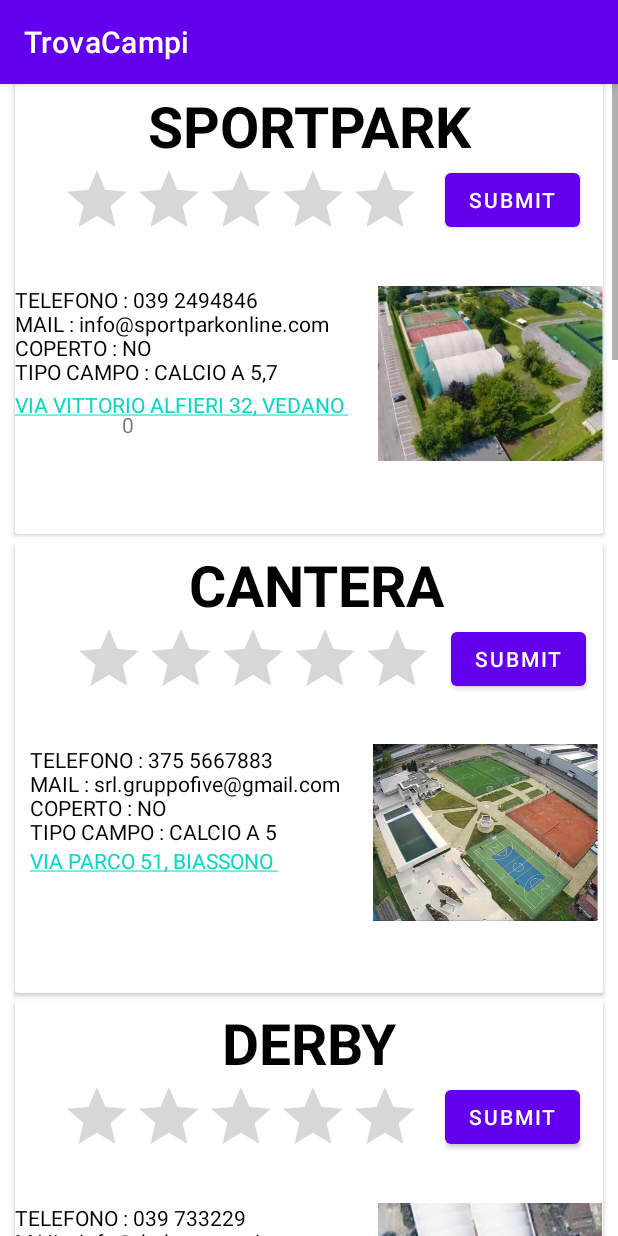
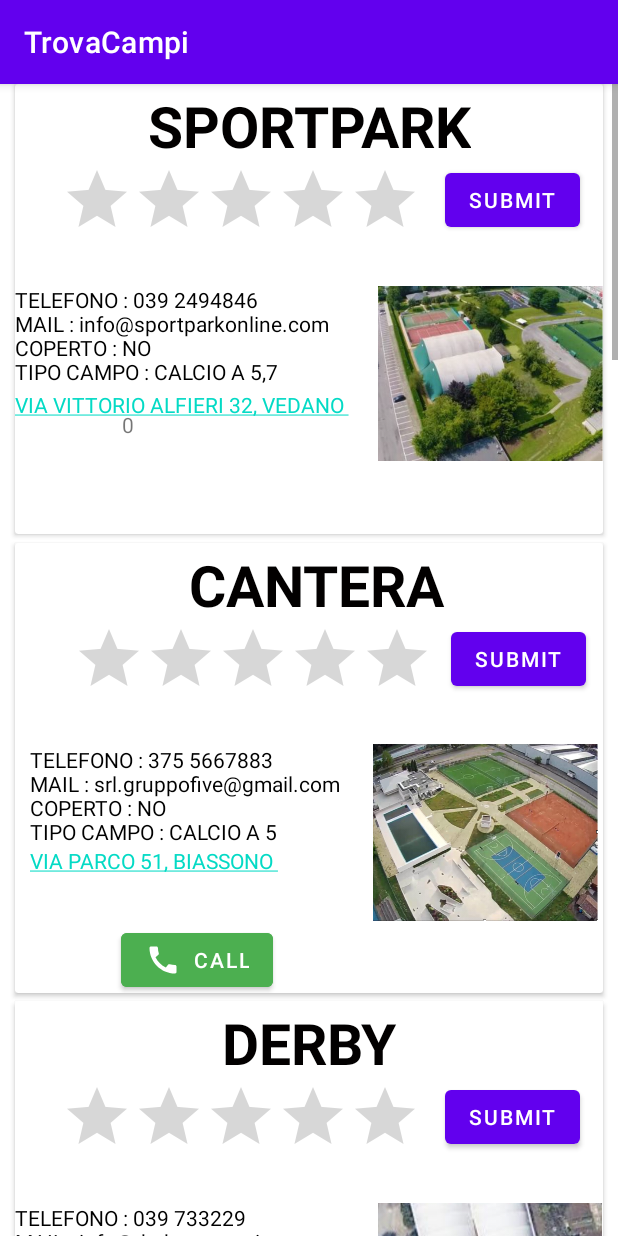
Before and after one commit to tsankaris/TrovaCampi, an Android app: the screen it shows after launch (Calcio_activity), after a tap on "NEXT", on a phone screen of 412 x 824 dp. Run offline under Robolectric (Android 15) with nearby library versions, the phone set to English and light mode, and no system bars.

Commit message:
button chiamata messaggi di errore in inglese controlli su email

```diff
--- a/app/src/main/AndroidManifest.xml
+++ b/app/src/main/AndroidManifest.xml
@@ -9,6 +9,7 @@
     <uses-permission android:name="android.permission.ACCESS_FINE_LOCATION" />
     <uses-permission android:name="android.permission.ACCESS_COARSE_LOCATION" />
     <uses-permission android:name="android.permission.INTERNET" />
+    <uses-permission android:name="android.permission.CALL_PHONE"/>
 
     <application
         android:allowBackup="true"
--- a/app/src/main/java/it/sal/disco/unimib/trovacampi/Calcio_activity.java
+++ b/app/src/main/java/it/sal/disco/unimib/trovacampi/Calcio_activity.java
@@ -93,7 +93,20 @@ public class Calcio_activity extends AppCompatActivity {
         TextView textView9 = (TextView) findViewById(R.id.textView17);
         textView9.setMovementMethod(LinkMovementMethod.getInstance());
         textView9.setText(Html.fromHtml("<a href=\"https://www.bing.com/local?lid=YN1354x5271279973866090072&id=YN1354x5271279973866090072&q=Societ%c3%a0+Sportiva+La+Dominante&name=Societ%c3%a0+Sportiva+La+Dominante&cp=45.60129928588867%7e9.263500213623047&ppois=45.60129928588867_9.263500213623047_Societ%c3%a0+Sportiva+La+Dominante\"> VIA A. RAMAZZOTTI 19, MONZA</a>"));
+
+        Button callB = (Button) findViewById(R.id.callButton);
+        callB.setOnClickListener(new View.OnClickListener(){
+            @Override
+            public void onClick(View v){
+                Intent intentB= new Intent(Intent.ACTION_DIAL);
+                intentB.setData(Uri.parse("tel:0123456789"));
+                startActivity(intentB);
+            }
+        });
+
     }
+
+
     public String mediaRating(){
         Double[] mediaValori = Rating.toArray(new Double[0]);
         Double media = 0.0;
--- a/app/src/main/java/it/sal/disco/unimib/trovacampi/login.java
+++ b/app/src/main/java/it/sal/disco/unimib/trovacampi/login.java
@@ -51,7 +51,9 @@ public class login extends AppCompatActivity {
 
                 if (TextUtils.isEmpty(email)) {
                     memail.setError("email is required");
-                    return;
+                }
+                else if(!android.util.Patterns.EMAIL_ADDRESS.matcher(memail.getText().toString()).matches()){
+                    memail.setError("please enter a valid email");
                 }
                 if (TextUtils.isEmpty(password)) {
                     mpassword.setError("password is required");
@@ -60,7 +62,7 @@ public class login extends AppCompatActivity {
 
 
                 if (password.length()<6) {
-                    mpassword.setError("la password deve contenere almeno 6 caratteri");
+                    mpassword.setError("please enter password minimum in 6 char");
                     return;
                 }
                 mAuth.signInWithEmailAndPassword(email, password).addOnCompleteListener(new OnCompleteListener<AuthResult>() {
--- /dev/null
+++ b/app/src/main/res/drawable/ic_baseline_call_24.xml
@@ -0,0 +1,10 @@
+<vector xmlns:android="http://schemas.android.com/apk/res/android"
+    android:width="24dp"
+    android:height="24dp"
+    android:viewportWidth="24"
+    android:viewportHeight="24"
+    android:tint="?attr/colorControlNormal">
+  <path
+      android:fillColor="@android:color/white"
+      android:pathData="M20.01,15.38c-1.23,0 -2.42,-0.2 -3.53,-0.56 -0.35,-0.12 -0.74,-0.03 -1.01,0.24l-1.57,1.97c-2.83,-1.35 -5.48,-3.9 -6.89,-6.83l1.95,-1.66c0.27,-0.28 0.35,-0.67 0.24,-1.02 -0.37,-1.11 -0.56,-2.3 -0.56,-3.53 0,-0.54 -0.45,-0.99 -0.99,-0.99H4.19C3.65,3 3,3.24 3,3.99 3,13.28 10.73,21 20.01,21c0.71,0 0.99,-0.63 0.99,-1.18v-3.45c0,-0.54 -0.45,-0.99 -0.99,-0.99z"/>
+</vector>
--- a/app/src/main/res/layout/activity_calcio.xml
+++ b/app/src/main/res/layout/activity_calcio.xml
@@ -935,6 +935,22 @@
                         app:layout_constraintEnd_toEndOf="parent"
                         app:srcCompat="@drawable/schermata_2022_01_03_alle_15_18_08" />
 
+                    <Button
+                        android:id="@+id/callButton"
+                        android:layout_width="wrap_content"
+                        android:layout_height="wrap_content"
+                        android:layout_marginEnd="6dp"
+                        android:backgroundTint="#4CAF50"
+                        android:text="CALL"
+                        app:icon="@drawable/ic_baseline_call_24"
+                        app:iconTint="@color/white"
+                        app:layout_constraintBottom_toBottomOf="parent"
+                        app:layout_constraintEnd_toEndOf="parent"
+                        app:layout_constraintEnd_toStartOf="@+id/imageView2"
+                        app:layout_constraintHorizontal_bias="0.5"
+                        app:layout_constraintStart_toStartOf="parent"
+                        app:layout_constraintTop_toBottomOf="@+id/textView9" />
+
                 </androidx.constraintlayout.widget.ConstraintLayout>
 
             </androidx.cardview.widget.CardView>
--- a/app/src/main/res/layout/activity_emailpassword.xml
+++ b/app/src/main/res/layout/activity_emailpassword.xml
@@ -4,13 +4,14 @@
     xmlns:tools="http://schemas.android.com/tools"
     android:layout_width="match_parent"
     android:layout_height="match_parent"
-    tools:context=".activity_emailPassword">
+    tools:context=".EmailPasswordActivity">
 
 
     <EditText
         android:id="@+id/editTextTextEmailAddress"
         android:layout_width="wrap_content"
         android:layout_height="wrap_content"
+        android:drawableStart="@drawable/ic_baseline_email_24"
         android:ems="10"
         android:hint="@string/e_mail"
         android:importantForAutofill="no"
@@ -29,6 +30,7 @@
         android:id="@+id/editTextTextPassword"
         android:layout_width="wrap_content"
         android:layout_height="wrap_content"
+        android:drawableStart="@drawable/ic_baseline_lock_24"
         android:ems="10"
         android:hint="@string/password"
         android:importantForAutofill="no"
@@ -36,6 +38,7 @@
         android:minHeight="48dp"
         android:textColor="#000000"
         app:layout_constraintBottom_toTopOf="@+id/editTextTextPasswordRipetuta"
+        app:endIconMode="custom"
         app:layout_constraintEnd_toEndOf="parent"
         app:layout_constraintHorizontal_bias="0.5"
         app:layout_constraintStart_toStartOf="parent"
@@ -46,6 +49,7 @@
         android:layout_width="wrap_content"
         android:layout_height="wrap_content"
         android:layout_marginBottom="300dp"
+        android:drawableStart="@drawable/ic_baseline_lock_24"
         android:ems="10"
         android:hint="@string/ripeti_password"
         android:importantForAutofill="no"
--- a/app/src/main/res/layout/activity_login.xml
+++ b/app/src/main/res/layout/activity_login.xml
@@ -11,6 +11,7 @@
         android:layout_width="wrap_content"
         android:layout_height="wrap_content"
         android:layout_marginTop="173dp"
+        android:drawableStart="@drawable/ic_baseline_email_24"
         android:ems="10"
         android:hint="@string/e_mail"
         android:importantForAutofill="no"
@@ -26,9 +27,10 @@
         android:layout_width="wrap_content"
         android:layout_height="wrap_content"
         android:layout_marginTop="75dp"
+        android:drawableStart="@drawable/ic_baseline_lock_24"
         android:ems="10"
+
         android:hint="@string/password"
-
         android:importantForAutofill="no"
         android:inputType="textPassword"
         android:minHeight="48dp"
--- a/build.gradle
+++ b/build.gradle
@@ -5,7 +5,7 @@ buildscript {
         mavenCentral()
     }
     dependencies {
-        classpath "com.android.tools.build:gradle:7.0.3"
+        classpath 'com.android.tools.build:gradle:7.0.4'
         classpath 'com.google.gms:google-services:4.3.10'
         // NOTE: Do not place your application dependencies here; they belong
         // in the individual module build.gradle files
```
Also changed, not shown: app/src/main/java/it/sal/disco/unimib/trovacampi/EmailPasswordActivity.java (+12 -7 lines), app/src/main/res/drawable/ic_baseline_email_24.xml (added, +10 -0 lines), app/src/main/res/drawable/ic_baseline_lock_24.xml (added, +10 -0 lines), app/src/main/res/drawable/ic_baseline_remove_red_eye_24.xml (added, +10 -0 lines).
